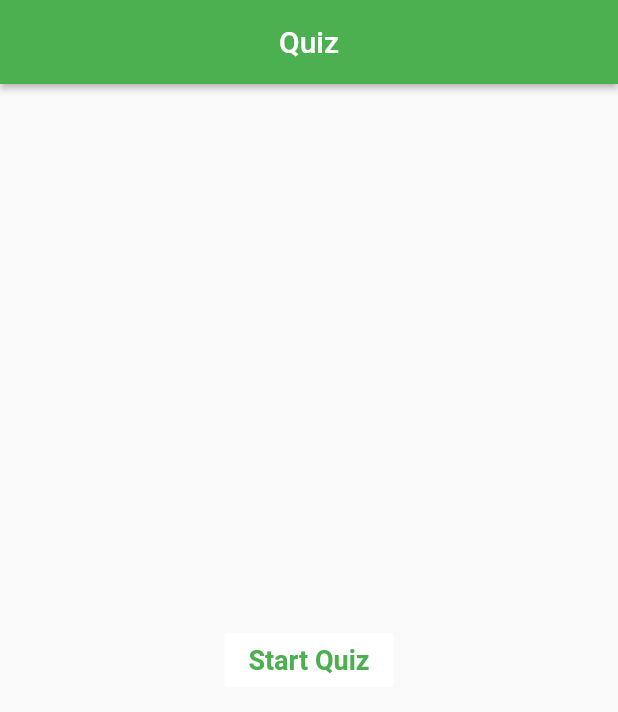
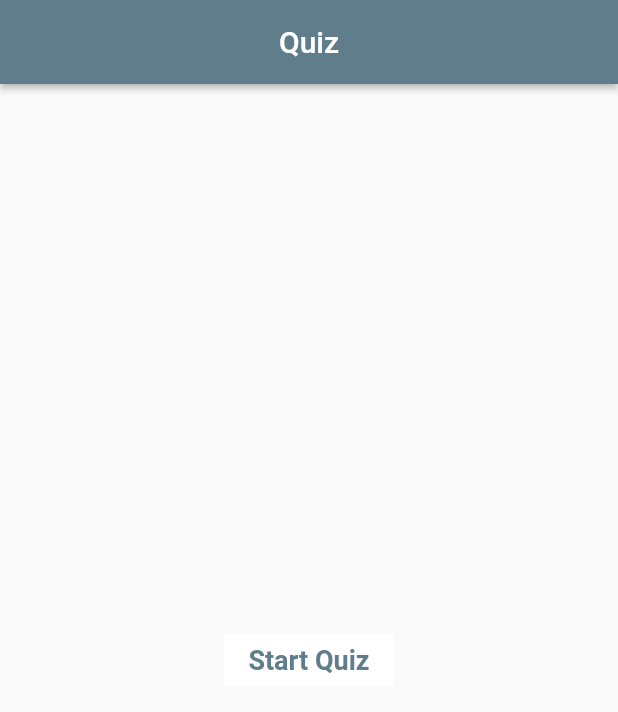
Before and after one commit to aliyukabir1/quiz-app, a Flutter app: the screen it shows after launch, on a phone screen of 412 x 824 dp. Shown: the top 712 px of the screen. Run offline on Flutter 3.47's test engine with Material 2 defaults, Android fonts, the phone set to English and light mode, and no system bars; our stand-ins replace bloc, dartz, equatable, flutter_bloc, get_it.

Commit message:
folder restructure

```diff
--- a/lib/features/data/datasource/local_data_source.dart
+++ b/lib/features/quiz/data/datasource/local_data_source.dart
@@ -1,6 +1,6 @@
 import 'dart:convert';
 import 'package:flutter/services.dart';
-import 'package:quiz_app/features/data/model/quiz_model.dart';
+import 'package:quiz_app/features/quiz/data/model/quiz_model.dart';
 
 abstract class LocalDataSource {
   Future<List<QuizModel>> getQuiz();
--- a/lib/features/data/model/quiz_model.dart
+++ b/lib/features/quiz/data/model/quiz_model.dart
@@ -1,4 +1,4 @@
-import 'package:quiz_app/features/domain/entity/quiz.dart';
+import 'package:quiz_app/features/quiz/domain/entity/quiz.dart';
 
 class QuizModel extends Quiz {
   const QuizModel({required String question, required List<Answer> answers})
--- a/lib/features/data/repository/quix_repository_impl.dart
+++ b/lib/features/quiz/data/repository/quix_repository_impl.dart
@@ -1,8 +1,8 @@
 import 'package:quiz_app/core/errors/failure.dart';
-import 'package:quiz_app/features/data/datasource/local_data_source.dart';
-import 'package:quiz_app/features/data/model/quiz_model.dart';
 import 'package:dartz/dartz.dart';
-import 'package:quiz_app/features/domain/repository/quiz_repository.dart';
+import 'package:quiz_app/features/quiz/data/datasource/local_data_source.dart';
+import 'package:quiz_app/features/quiz/data/model/quiz_model.dart';
+import 'package:quiz_app/features/quiz/domain/repository/quiz_repository.dart';
 
 class QuizRepositoryImplementation implements QuizRepository {
   final LocalDataSource dataSource;
--- a/lib/features/domain/repository/quiz_repository.dart
+++ b/lib/features/quiz/domain/repository/quiz_repository.dart
@@ -1,6 +1,6 @@
 import 'package:dartz/dartz.dart';
 import 'package:quiz_app/core/errors/failure.dart';
-import 'package:quiz_app/features/domain/entity/quiz.dart';
+import 'package:quiz_app/features/quiz/domain/entity/quiz.dart';
 
 abstract class QuizRepository {
   Future<Either<Failure, List<Quiz>>> getQuiz();
--- a/lib/features/domain/usecase/get_quiz.dart
+++ b/lib/features/quiz/domain/usecase/get_quiz.dart
@@ -1,8 +1,9 @@
 import 'package:quiz_app/core/errors/failure.dart';
 import 'package:dartz/dartz.dart';
 import 'package:quiz_app/core/errors/usecase.dart';
-import 'package:quiz_app/features/domain/entity/quiz.dart';
-import 'package:quiz_app/features/domain/repository/quiz_repository.dart';
+
+import 'package:quiz_app/features/quiz/domain/entity/quiz.dart';
+import 'package:quiz_app/features/quiz/domain/repository/quiz_repository.dart';
 
 class GetQuiz implements UseCase<List<Quiz>> {
   final QuizRepository repository;
--- a/lib/features/presentation/bloc/quiz_bloc.dart
+++ b/lib/features/quiz/presentation/bloc/quiz_bloc.dart
@@ -1,7 +1,7 @@
 import 'package:bloc/bloc.dart';
 import 'package:equatable/equatable.dart';
-import 'package:quiz_app/features/domain/entity/quiz.dart';
-import 'package:quiz_app/features/domain/usecase/get_quiz.dart';
+import 'package:quiz_app/features/quiz/domain/entity/quiz.dart';
+import 'package:quiz_app/features/quiz/domain/usecase/get_quiz.dart';
 
 part 'quiz_event.dart';
 part 'quiz_state.dart';
--- a/lib/features/presentation/pages/quiz_page.dart
+++ b/lib/features/quiz/presentation/pages/quiz_page.dart
@@ -1,8 +1,8 @@
 import 'package:flutter/material.dart';
 import 'package:flutter_bloc/flutter_bloc.dart';
-import 'package:quiz_app/features/presentation/bloc/quiz_bloc.dart';
-import 'package:quiz_app/features/presentation/widgets/quiz_body.dart';
-import 'package:quiz_app/features/presentation/widgets/result.dart';
+import 'package:quiz_app/features/quiz/presentation/bloc/quiz_bloc.dart';
+import 'package:quiz_app/features/quiz/presentation/widgets/quiz_body.dart';
+import 'package:quiz_app/features/quiz/presentation/widgets/result.dart';
 import 'package:quiz_app/locator.dart';
 
 class QuizPage extends StatelessWidget {
@@ -33,7 +33,7 @@ class QuizPage extends StatelessWidget {
                     child: const Text(
                       'Start Quiz',
                       style: TextStyle(
-                          color: Colors.green,
+                          color: Colors.blueGrey,
                           fontSize: 18,
                           fontWeight: FontWeight.bold),
                     ),
--- a/lib/features/presentation/widgets/options.dart
+++ b/lib/features/quiz/presentation/widgets/options.dart
@@ -1,7 +1,7 @@
 import 'package:flutter/material.dart';
 import 'package:flutter_bloc/flutter_bloc.dart';
-import 'package:quiz_app/features/data/model/quiz_model.dart';
-import 'package:quiz_app/features/presentation/bloc/quiz_bloc.dart';
+import 'package:quiz_app/features/quiz/data/model/quiz_model.dart';
+import 'package:quiz_app/features/quiz/presentation/bloc/quiz_bloc.dart';
 
 class Options extends StatefulWidget {
   final List<Answer> answer;
--- a/lib/features/presentation/widgets/result.dart
+++ b/lib/features/quiz/presentation/widgets/result.dart
@@ -25,7 +25,7 @@ class ResultPage extends StatelessWidget {
         const SizedBox(height: 20),
         Text(
           'You Scored $score out of $total',
-          style: const TextStyle(color: Colors.blueAccent, fontSize: 20),
+          style: const TextStyle(color: Colors.blueGrey, fontSize: 20),
         ),
         const SizedBox(height: 40),
         TextButton(
--- a/lib/main.dart
+++ b/lib/main.dart
@@ -1,7 +1,6 @@
 import 'package:flutter/material.dart';
+import 'package:quiz_app/features/quiz/presentation/pages/quiz_page.dart';
 import 'package:quiz_app/locator.dart' as si;
-
-import 'features/presentation/pages/quiz_page.dart';
 
 void main() async {
   WidgetsFlutterBinding.ensureInitialized();
@@ -18,7 +17,7 @@ class MyApp extends StatelessWidget {
       title: 'Quiz App',
       debugShowCheckedModeBanner: false,
       theme: ThemeData(
-        primarySwatch: Colors.green,
+        primarySwatch: Colors.blueGrey,
       ),
       home: const QuizPage(),
     );
```
Also changed, not shown: lib/features/quiz/presentation/widgets/quiz_body.dart (renamed from lib/features/presentation/widgets/quiz_body.dart, +8 -8 lines), lib/locator.dart (+5 -5 lines), lib/features/quiz/data/datasource/quiz_reader.dart (renamed from lib/features/data/datasource/quiz_reader.dart), lib/features/quiz/domain/entity/quiz.dart (renamed from lib/features/domain/entity/quiz.dart), lib/features/quiz/presentation/bloc/quiz_event.dart (renamed from lib/features/presentation/bloc/quiz_event.dart), lib/features/quiz/presentation/bloc/quiz_state.dart (renamed from lib/features/presentation/bloc/quiz_state.dart), pubspec.lock, 6 other files.
